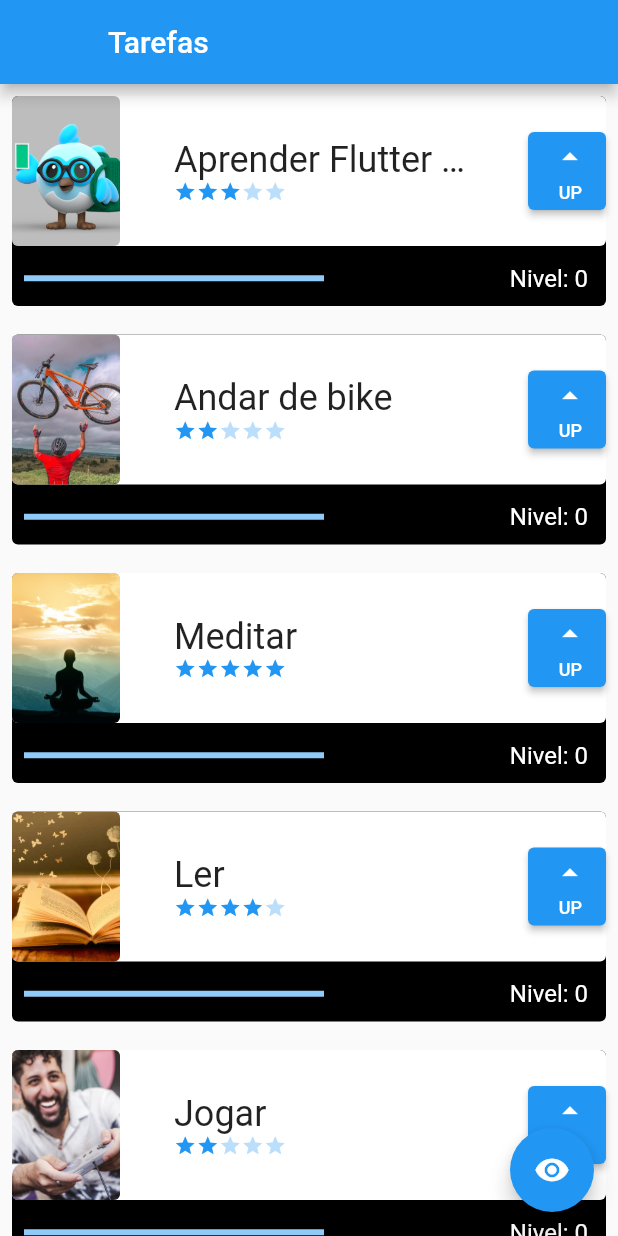
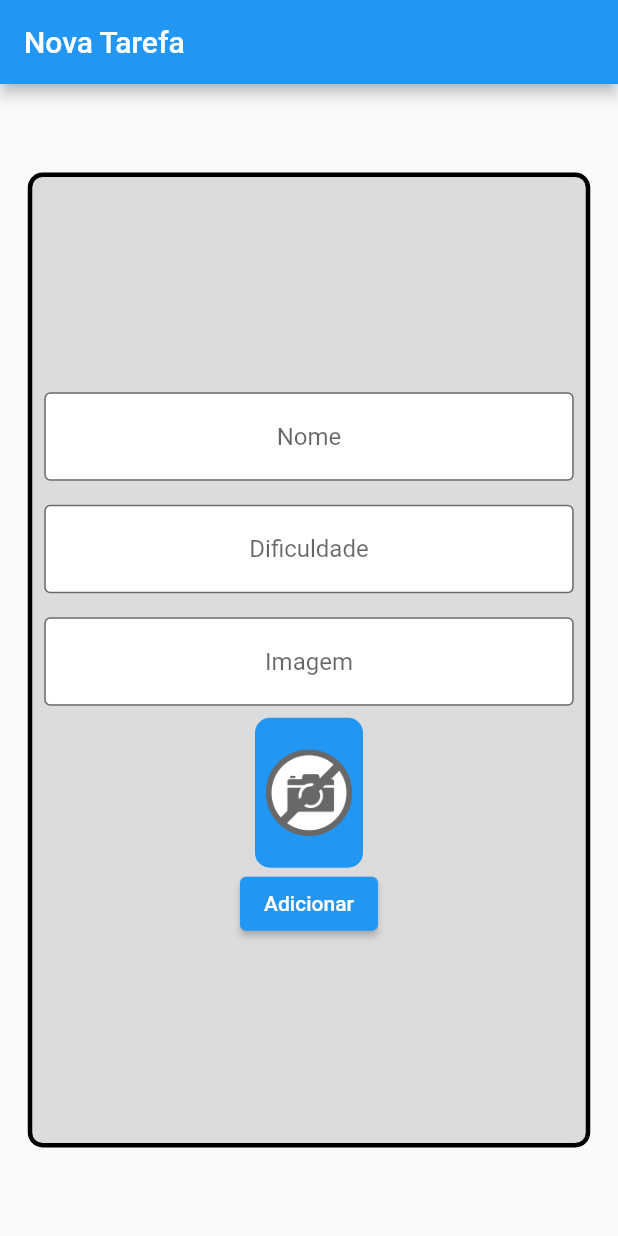
Before and after one commit to jesseazevedo/flutter_fundamentals, a Flutter app: the screen it shows after launch, on a phone screen of 412 x 824 dp. Run offline on Flutter 3.47's test engine with Material 2 defaults, Android fonts, the phone set to English and light mode, and no system bars; network calls fail.

Commit message:
Melhorias app inicial

```diff
--- a/lib/main.dart
+++ b/lib/main.dart
@@ -1,4 +1,5 @@
 import 'package:flutter/material.dart';
+import 'package:nosso_primeiro_projeto/screens/form_screen.dart';
 
 import 'screens/initial_screen.dart';
 
@@ -25,6 +26,6 @@ class MyApp extends StatelessWidget {
           // is not restarted.
           primarySwatch: Colors.blue,
         ),
-        home: const InitialScreen());
+        home: const FormScreen());
   }
 }
--- /dev/null
+++ b/lib/screens/form_screen.dart
@@ -0,0 +1,109 @@
+import 'package:flutter/material.dart';
+
+class FormScreen extends StatefulWidget {
+  const FormScreen({Key? key}) : super(key: key);
+
+  @override
+  State<FormScreen> createState() => _FormScreenState();
+}
+
+class _FormScreenState extends State<FormScreen> {
+  TextEditingController nameController = TextEditingController();
+  TextEditingController difficultyController = TextEditingController();
+  TextEditingController imageController = TextEditingController();
+
+  @override
+  Widget build(BuildContext context) {
+    return Scaffold(
+        appBar: AppBar(
+          title: const Text('Nova Tarefa'),
+        ),
+        body: Center(
+          child: Container(
+              height: 650,
+              width: 375,
+              decoration: BoxDecoration(
+                color: Colors.black12,
+                borderRadius: BorderRadius.circular(10),
+                border: Border.all(width: 3),
+              ),
+              child: Column(
+                mainAxisAlignment: MainAxisAlignment.center,
+                crossAxisAlignment: CrossAxisAlignment.center,
+                children: [
+                  Padding(
+                    padding: const EdgeInsets.all(8.0),
+                    child: TextFormField(
+                      textAlign: TextAlign.center,
+                      controller: nameController,
+                      decoration: const InputDecoration(
+                        border: OutlineInputBorder(),
+                        hintText: 'Nome',
+                        fillColor: Colors.white,
+                        filled: true,
+                      ),
+                    ),
+                  ),
+                  Padding(
+                    padding: const EdgeInsets.all(8.0),
+                    child: TextFormField(
+                      textAlign: TextAlign.center,
+                      controller: difficultyController,
+                      decoration: const InputDecoration(
+                        border: OutlineInputBorder(),
+                        hintText: 'Dificuldade',
+                        fillColor: Colors.white,
+                        filled: true,
+                      ),
+                    ),
+                  ),
+                  Padding(
+                    padding: const EdgeInsets.all(8.0),
+                    child: TextFormField(
+                      textAlign: TextAlign.center,
+                      controller: imageController,
+                      onChanged: (text) {
+                        setState(() {});
+                      },
+                      decoration: const InputDecoration(
+                        border: OutlineInputBorder(),
+                        hintText: 'Imagem',
+                        fillColor: Colors.white,
+                        filled: true,
+                      ),
+                    ),
+                  ),
+                  Container(
+                    height: 100,
+                    width: 72,
+                    decoration: BoxDecoration(
+                      color: Colors.blue,
+                      borderRadius: BorderRadius.circular(10),
+                      border: Border.all(
+                        width: 2,
+                        color: Colors.blue,
+                      ),
+                    ),
+                    child: ClipRRect(
+                      borderRadius: BorderRadius.circular(10),
+                      child: Image.network(
+                        imageController.text,
+                        errorBuilder: (BuildContext context, Object exception, StackTrace? stackTrace){
+                          return Image.asset('assets/images/nophoto.png');
+                        },
+                        fit: BoxFit.cover,
+                      ),
+                    ),
+                  ),
+                  ElevatedButton(
+                      onPressed: () {
+                        print(nameController.text);
+                        print(int.parse(difficultyController.text));
+                        print(imageController.text);
+                      },
+                      child: Text('Adicionar'))
+                ],
+              )),
+        ));
+  }
+}
```
Also changed, not shown: assets/images/dartveider.jpg (added), assets/images/nophoto.png (added).
